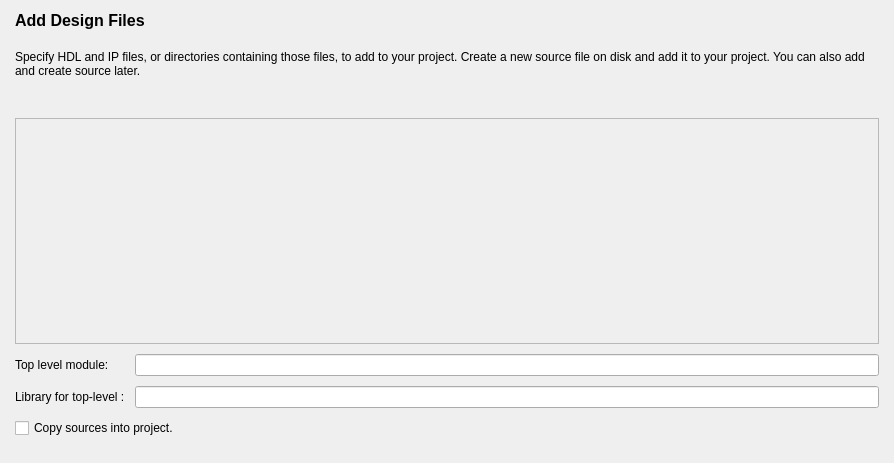
This is src/NewProject/add_source_form.ui in os-fpga/FOEDAG as Qt 5 draws it before an edit. The edited form follows.
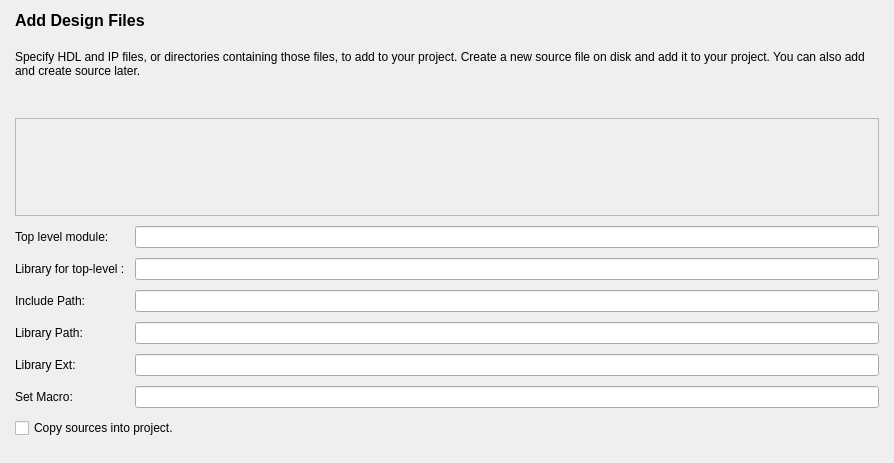
This is the edited form.

Commit message: Adding the following fields to new project dialog: Include Path, Library Path, Library Ext, Set Macro

```diff
--- a/src/NewProject/add_source_form.ui
+++ b/src/NewProject/add_source_form.ui
@@ -110,6 +110,46 @@
          <item row="1" column="1">
           <widget class="QLineEdit" name="lineEditTopModuleLib"/>
          </item>
+         <item row="2" column="0">
+          <widget class="QLabel" name="label">
+           <property name="text">
+            <string>Include Path:</string>
+           </property>
+          </widget>
+         </item>
+         <item row="2" column="1">
+          <widget class="QLineEdit" name="lineEditIncludePath"/>
+         </item>
+         <item row="3" column="0">
+          <widget class="QLabel" name="label">
+           <property name="text">
+            <string>Library Path:</string>
+           </property>
+          </widget>
+         </item>
+         <item row="3" column="1">
+          <widget class="QLineEdit" name="lineEditLibraryPath"/>
+         </item>
+         <item row="4" column="0">
+          <widget class="QLabel" name="label">
+           <property name="text">
+            <string>Library Ext:</string>
+           </property>
+          </widget>
+         </item>
+         <item row="4" column="1">
+          <widget class="QLineEdit" name="lineEditLibraryExt"/>
+         </item>
+         <item row="5" column="0">
+          <widget class="QLabel" name="label">
+           <property name="text">
+            <string>Set Macro:</string>
+           </property>
+          </widget>
+         </item>
+         <item row="5" column="1">
+          <widget class="QLineEdit" name="lineEditSetMacro"/>
+         </item>
         </layout>
        </item>
        <item>
```
The commit also changes 7 other files.
